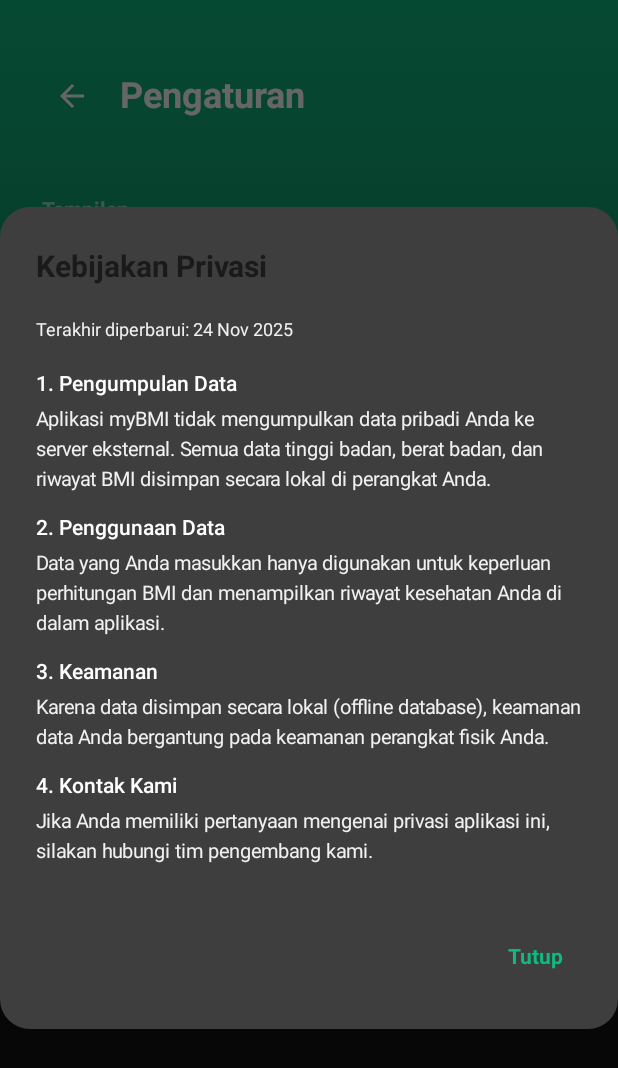
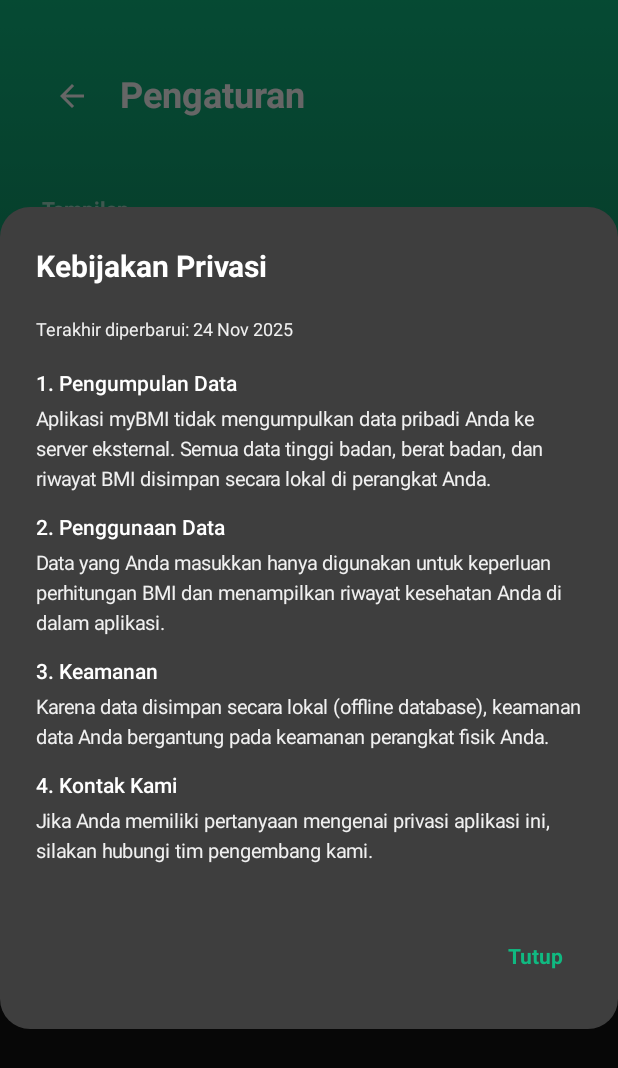
Before and after one commit to adlmii/myBMI, an Android app built with Jetpack Compose: the SettingsScreen screen opened through its navigation route, after a tap on "Kebijakan Privasi", on a phone screen of 412 x 824 dp. Shown: the top 1068 px of the screen. Run offline under Robolectric (Android 15) with nearby library versions, the phone set to English and light mode, and no system bars; our stand-ins replace Room's generated code; 1 other tap on this screen came first.

Commit message:
Fix: DarkTheme

```diff
--- a/app/src/main/java/af/mobile/mybmi/ui/settings/SettingsScreen.kt
+++ b/app/src/main/java/af/mobile/mybmi/ui/settings/SettingsScreen.kt
@@ -20,6 +20,7 @@ import androidx.compose.ui.Modifier
 import androidx.compose.ui.draw.shadow
 import androidx.compose.ui.graphics.Brush
 import androidx.compose.ui.graphics.Color
+import androidx.compose.ui.graphics.luminance // 1. Import Luminance
 import androidx.compose.ui.text.font.FontWeight
 import androidx.compose.ui.unit.dp
 import androidx.compose.ui.unit.sp
@@ -30,9 +31,14 @@ fun SettingsScreen(
     onNavigateBack: () -> Unit,
     themeViewModel: ThemeViewModel = viewModel()
 ) {
-    val isDarkMode by themeViewModel.isDarkMode.collectAsState()
+    // State dari ViewModel untuk Switch
+    val isDarkModeState by themeViewModel.isDarkMode.collectAsState()
 
-    // State untuk mengontrol dialog Kebijakan Privasi
+    // --- 1. DETEKSI DARK MODE DARI TEMA APLIKASI (Visual) ---
+    // Menggunakan luminance background agar konsisten dengan screen lain
+    val isAppDark = MaterialTheme.colorScheme.background.luminance() < 0.5f
+
+    // State untuk Dialog
     var showPrivacyDialog by remember { mutableStateOf(false) }
 
     Box(
@@ -85,7 +91,7 @@ fun SettingsScreen(
             Spacer(modifier = Modifier.height(20.dp))
 
             // Settings Groups
-            SettingsSectionTitle("Tampilan")
+            SettingsSectionTitle("Tampilan", isAppDark) // Pass isAppDark if needed for styling logic
 
             // Toggle Dark Mode Card
             Card(
@@ -118,7 +124,7 @@ fun SettingsScreen(
                         )
                     }
                     Switch(
-                        checked = isDarkMode,
+                        checked = isDarkModeState,
                         onCheckedChange = { themeViewModel.setDarkMode(it) },
                         colors = SwitchDefaults.colors(
                             checkedThumbColor = Color.White,
@@ -132,7 +138,7 @@ fun SettingsScreen(
 
             Spacer(modifier = Modifier.height(24.dp))
 
-            SettingsSectionTitle("Tentang & Privasi")
+            SettingsSectionTitle("Tentang & Privasi", isAppDark)
 
             Card(
                 modifier = Modifier
@@ -177,11 +183,10 @@ fun SettingsScreen(
                     Row(
                         modifier = Modifier
                             .fillMaxWidth()
-                            .clickable { showPrivacyDialog = true } // Trigger Dialog
+                            .clickable { showPrivacyDialog = true }
                             .padding(horizontal = 20.dp, vertical = 16.dp),
                         verticalAlignment = Alignment.CenterVertically
                     ) {
-                        // Icon di Kiri (Lock/Privacy)
                         Icon(
                             imageVector = Icons.Default.Lock,
                             contentDescription = "Privacy",
@@ -197,7 +202,6 @@ fun SettingsScreen(
                             modifier = Modifier.weight(1f)
                         )
 
-                        // Arrow di Kanan
                         Icon(
                             imageVector = Icons.AutoMirrored.Filled.KeyboardArrowRight,
                             contentDescription = "Open",
@@ -217,7 +221,8 @@ fun SettingsScreen(
                 Text(
                     text = "Kebijakan Privasi",
                     fontWeight = FontWeight.Bold,
-                    fontSize = 20.sp
+                    fontSize = 20.sp,
+                    color = MaterialTheme.colorScheme.onSurface // Pastikan warna kontras
                 )
             },
             text = {
@@ -229,25 +234,10 @@ fun SettingsScreen(
                     )
                     Spacer(modifier = Modifier.height(16.dp))
 
-                    PrivacySection(
-                        title = "1. Pengumpulan Data",
-                        content = "Aplikasi myBMI tidak mengumpulkan data pribadi Anda ke server eksternal. Semua data tinggi badan, berat badan, dan riwayat BMI disimpan secara lokal di perangkat Anda."
-                    )
-
-                    PrivacySection(
-                        title = "2. Penggunaan Data",
-                        content = "Data yang Anda masukkan hanya digunakan untuk keperluan perhitungan BMI dan menampilkan riwayat kesehatan Anda di dalam aplikasi."
-                    )
-
-                    PrivacySection(
-                        title = "3. Keamanan",
-                        content = "Karena data disimpan secara lokal (offline database), keamanan data Anda bergantung pada keamanan perangkat fisik Anda."
-                    )
-
-                    PrivacySection(
-                        title = "4. Kontak Kami",
-                        content = "Jika Anda memiliki pertanyaan mengenai privasi aplikasi ini, silakan hubungi tim pengembang kami."
-                    )
+                    PrivacySection("1. Pengumpulan Data", "Aplikasi myBMI tidak mengumpulkan data pribadi Anda ke server eksternal. Semua data tinggi badan, berat badan, dan riwayat BMI disimpan secara lokal di perangkat Anda.")
+                    PrivacySection("2. Penggunaan Data", "Data yang Anda masukkan hanya digunakan untuk keperluan perhitungan BMI dan menampilkan riwayat kesehatan Anda di dalam aplikasi.")
+                    PrivacySection("3. Keamanan", "Karena data disimpan secara lokal (offline database), keamanan data Anda bergantung pada keamanan perangkat fisik Anda.")
+                    PrivacySection("4. Kontak Kami", "Jika Anda memiliki pertanyaan mengenai privasi aplikasi ini, silakan hubungi tim pengembang kami.")
                 }
             },
             confirmButton = {
@@ -256,17 +246,18 @@ fun SettingsScreen(
                 }
             },
             shape = RoundedCornerShape(20.dp),
-            containerColor = MaterialTheme.colorScheme.surface
+            containerColor = MaterialTheme.colorScheme.surface // Card Dialog Background
         )
     }
 }
 
 @Composable
-private fun SettingsSectionTitle(text: String) {
+private fun SettingsSectionTitle(text: String, isAppDark: Boolean) {
     Text(
         text = text,
         fontSize = 14.sp,
         fontWeight = FontWeight.Bold,
+        // Warna text section title disesuaikan agar tidak terlalu gelap/terang
         color = MaterialTheme.colorScheme.onBackground.copy(alpha = 0.6f),
         modifier = Modifier.padding(bottom = 12.dp, start = 4.dp)
     )
```
Also changed, not shown: app/src/main/java/af/mobile/mybmi/ui/history/HistoryDetailScreen.kt (+23 -7 lines), app/src/main/java/af/mobile/mybmi/ui/home/HomeScreen.kt (+3 -4 lines), app/src/main/java/af/mobile/mybmi/ui/profile/ProfileScreen.kt (+15 -8 lines), app/src/main/java/af/mobile/mybmi/ui/result/ResultScreen.kt (+10 -12 lines).
